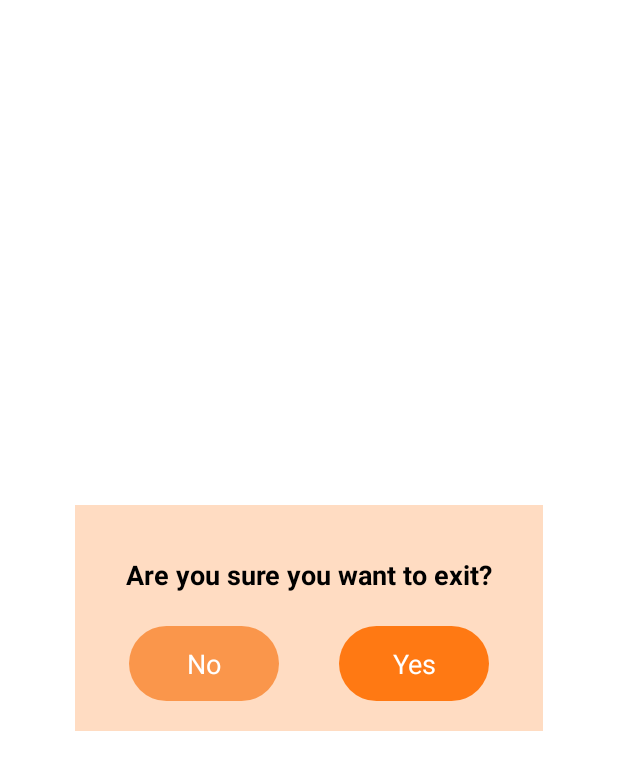
After one commit to AhmadRaza159/PencilSketch, an Android app: the layout dialog_box.xml on its own in the app's theme, with its tools: preview values and no code run, on a phone screen of 412 x 824 dp. The commit adds this screen. Shown: the top 770 px of the screen. Run offline under Robolectric (Android 15) with nearby library versions, the phone set to English and light mode, and no system bars.

Commit message:
3 june 2022 Final

```diff
--- a/app/src/main/AndroidManifest.xml
+++ b/app/src/main/AndroidManifest.xml
@@ -16,6 +16,7 @@
         android:label="@string/app_name"
         android:roundIcon="@mipmap/ic_launcher_round"
         android:supportsRtl="true"
+        android:requestLegacyExternalStorage="true"
         android:theme="@style/Theme.PencilSketch">
         <activity
             android:name=".MyCreationActivity"
--- a/app/src/main/res/layout/activity_crop.xml
+++ b/app/src/main/res/layout/activity_crop.xml
@@ -48,10 +48,10 @@
 
             <ImageView
                 android:id="@+id/save_btn"
-                android:foreground="?selectableItemBackgroundBorderless"
                 android:layout_width="60dp"
                 android:layout_height="match_parent"
                 android:layout_alignParentEnd="true"
+                android:foreground="?selectableItemBackgroundBorderless"
                 android:padding="15dp"
                 android:src="@drawable/save_btn" />
 
--- a/app/src/main/res/layout/activity_main.xml
+++ b/app/src/main/res/layout/activity_main.xml
@@ -95,6 +95,7 @@
 
             </androidx.constraintlayout.widget.ConstraintLayout>
         </ScrollView>
+
     </androidx.constraintlayout.widget.ConstraintLayout>
     <com.google.android.material.navigation.NavigationView
         android:id="@+id/nav_view"
--- /dev/null
+++ b/app/src/main/res/layout/dialog_box.xml
@@ -0,0 +1,65 @@
+<?xml version="1.0" encoding="utf-8"?>
+<androidx.constraintlayout.widget.ConstraintLayout xmlns:android="http://schemas.android.com/apk/res/android"
+    xmlns:app="http://schemas.android.com/apk/res-auto"
+    android:layout_gravity="center"
+    android:background="#FFDCC2"
+    android:layout_width="wrap_content"
+    android:layout_height="wrap_content"
+    android:layout_marginHorizontal="10dp"
+    android:padding="20dp"
+   >
+
+        <TextView
+            android:id="@+id/textView2"
+            android:layout_width="wrap_content"
+            android:layout_height="wrap_content"
+            android:layout_margin="14dp"
+            android:layout_marginTop="4dp"
+            android:text="Are you sure you want to exit?"
+            android:textColor="@color/black"
+            android:paddingBottom="12dp"
+            android:textSize="18dp"
+            android:textStyle="bold"
+            app:layout_constraintEnd_toEndOf="parent"
+            app:layout_constraintHorizontal_bias="0.505"
+            app:layout_constraintStart_toStartOf="parent"
+            app:layout_constraintTop_toTopOf="parent" />
+
+    <LinearLayout
+        android:id="@+id/btn_share"
+        android:layout_width="match_parent"
+        android:layout_height="wrap_content"
+        android:layout_margin="10dp"
+        android:layout_marginTop="20dp"
+        android:gravity="center"
+        android:orientation="horizontal"
+        app:layout_constraintEnd_toEndOf="parent"
+        app:layout_constraintStart_toStartOf="parent"
+        app:layout_constraintTop_toBottomOf="@+id/textView2">
+
+
+        <TextView
+            android:id="@+id/btn_no"
+            android:layout_width="100dp"
+            android:layout_height="50dp"
+            android:background="@drawable/btn_yellow_bg_normal"
+            android:foreground="?selectableItemBackgroundBorderless"
+            android:gravity="center"
+            android:text="No"
+            android:textColor="@color/white"
+            android:textSize="18dp" />
+
+        <TextView
+            android:id="@+id/btn_yes"
+            android:layout_width="100dp"
+            android:layout_height="50dp"
+            android:layout_marginStart="40dp"
+            android:background="@drawable/btn_yellow_bg"
+            android:foreground="?selectableItemBackgroundBorderless"
+            android:gravity="center"
+            android:text="Yes"
+            android:textColor="@color/white"
+            android:textSize="18dp" />
+    </LinearLayout>
+
+</androidx.constraintlayout.widget.ConstraintLayout>
```
Also changed, not shown: app/src/main/java/com/example/pencilsketch/MainActivity.kt (+47 -2 lines), 1 other file.
